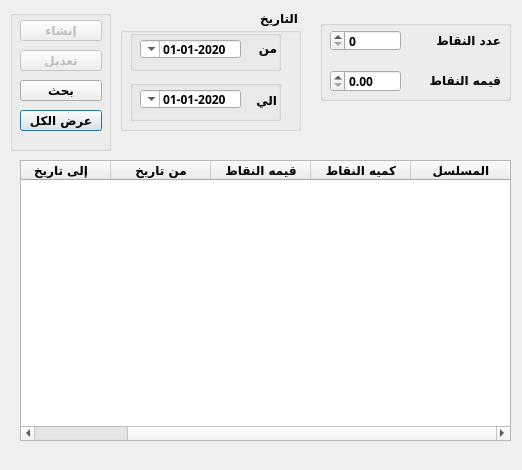
Above: presentation/loyalty_ui/loyalityPoint.ui from shymaa123456/HyperPOS2020 before the change. Below: the same form after it.
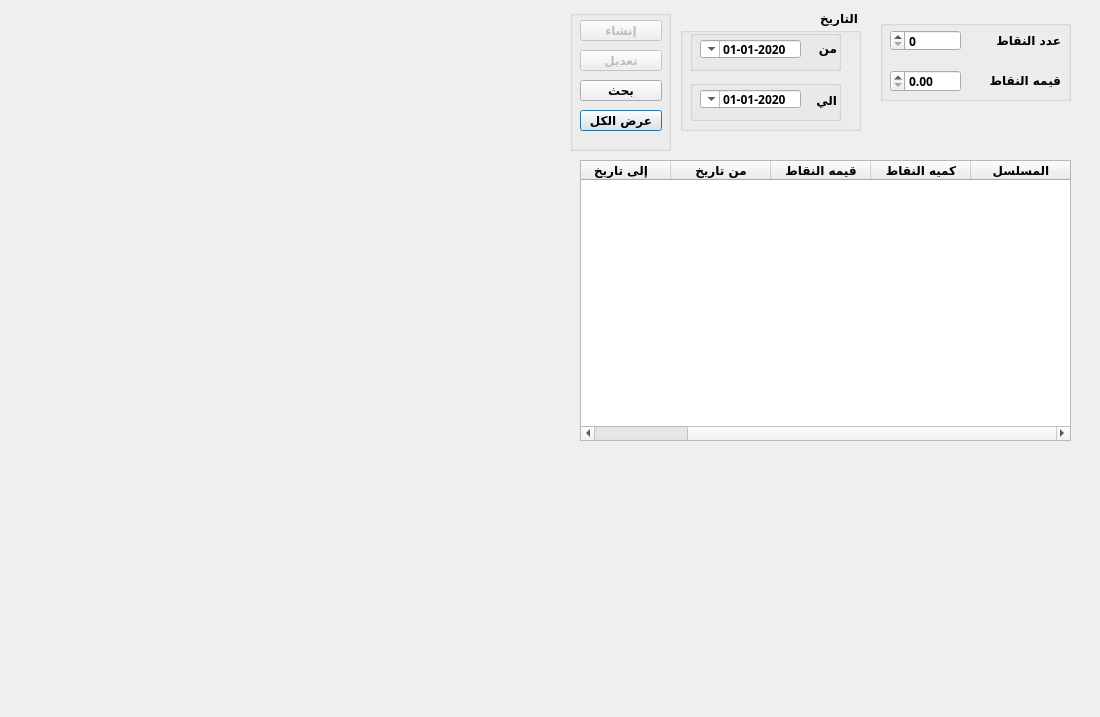
That is the form after the change.

Patch:
```diff
--- a/presentation/loyalty_ui/loyalityPoint.ui
+++ b/presentation/loyalty_ui/loyalityPoint.ui
@@ -6,20 +6,20 @@
    <rect>
     <x>0</x>
     <y>0</y>
-    <width>522</width>
-    <height>470</height>
+    <width>1100</width>
+    <height>717</height>
    </rect>
   </property>
   <property name="minimumSize">
    <size>
-    <width>522</width>
-    <height>470</height>
+    <width>1100</width>
+    <height>717</height>
    </size>
   </property>
   <property name="maximumSize">
    <size>
-    <width>522</width>
-    <height>470</height>
+    <width>1100</width>
+    <height>717</height>
    </size>
   </property>
   <property name="windowTitle">
@@ -31,7 +31,7 @@
   <widget class="QTableWidget" name="Qtable_point">
    <property name="geometry">
     <rect>
-     <x>20</x>
+     <x>580</x>
      <y>160</y>
      <width>491</width>
      <height>281</height>
@@ -80,7 +80,7 @@
    </property>
    <property name="geometry">
     <rect>
-     <x>420</x>
+     <x>980</x>
      <y>10</y>
      <width>31</width>
      <height>20</height>
@@ -101,7 +101,7 @@
   <widget class="QGroupBox" name="groupBox">
    <property name="geometry">
     <rect>
-     <x>120</x>
+     <x>680</x>
      <y>10</y>
      <width>181</width>
      <height>121</height>
@@ -286,7 +286,7 @@
   <widget class="QGroupBox" name="groupBox_3">
    <property name="geometry">
     <rect>
-     <x>320</x>
+     <x>880</x>
      <y>20</y>
      <width>191</width>
      <height>81</height>
@@ -397,7 +397,7 @@
   <widget class="QGroupBox" name="groupBox_5">
    <property name="geometry">
     <rect>
-     <x>10</x>
+     <x>570</x>
      <y>10</y>
      <width>101</width>
      <height>141</height>
```
